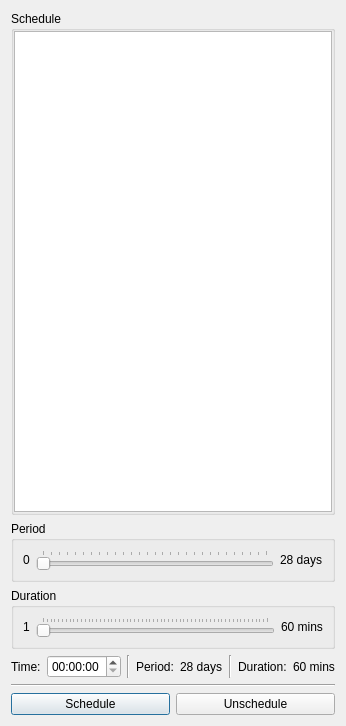
The window that ui_files/day_schedule.ui (its-pablo/garden) describes before a commit, drawn with Qt 5.
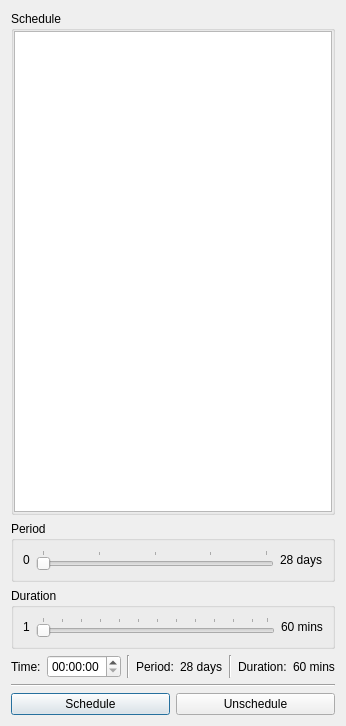
The same window after the commit.

Commit message: Further cleanup of day schedule ui

Diff of the .ui file:
```diff
--- a/ui_files/day_schedule.ui
+++ b/ui_files/day_schedule.ui
@@ -79,7 +79,7 @@
          <enum>QSlider::TicksAbove</enum>
         </property>
         <property name="tickInterval">
-         <number>1</number>
+         <number>7</number>
         </property>
        </widget>
       </item>
@@ -124,7 +124,7 @@
          <enum>QSlider::TicksAbove</enum>
         </property>
         <property name="tickInterval">
-         <number>1</number>
+         <number>5</number>
         </property>
        </widget>
       </item>
```
